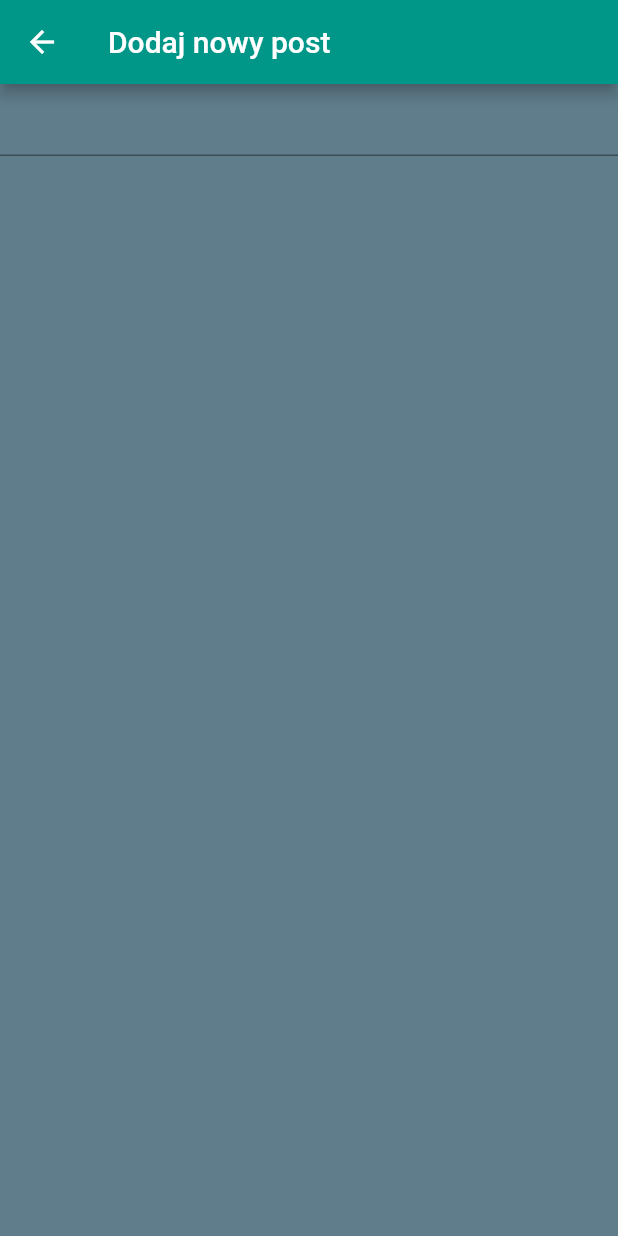
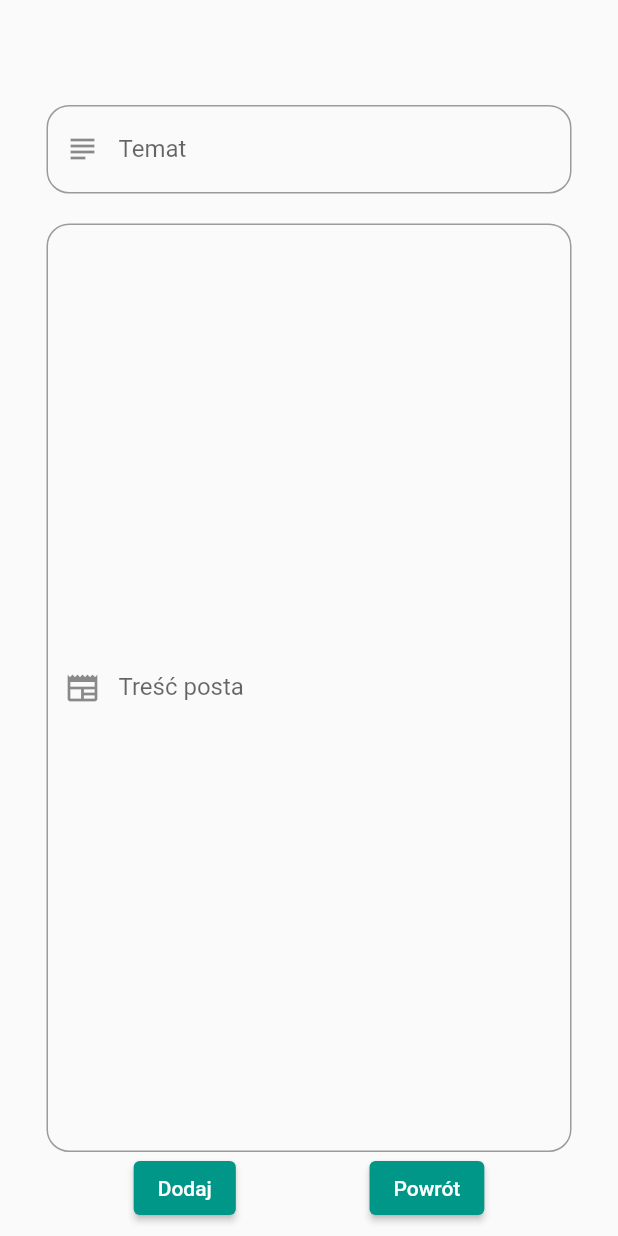
Before and after one commit to michaell931/estate_community_app, a Flutter app: the AddPage screen opened directly, on a phone screen of 412 x 824 dp. Run offline on Flutter 3.47's test engine with Material 2 defaults, Android fonts, the phone set to English and light mode, and no system bars; our stand-ins replace cloud_firestore, firebase_auth, firebase_core, google_fonts; accounts and stored records are empty.

Commit message:
Preparing add_page

```diff
--- a/lib/app/features/add/add_page.dart
+++ b/lib/app/features/add/add_page.dart
@@ -1,17 +1,76 @@
 import 'package:flutter/material.dart';
 
-class AddPage extends StatelessWidget {
+class AddPage extends StatefulWidget {
   const AddPage({
     super.key,
   });
 
   @override
+  State<AddPage> createState() => _AddPageState();
+}
+
+var postTheme = '';
+var postContent = '';
+
+class _AddPageState extends State<AddPage> {
+  @override
   Widget build(BuildContext context) {
     return Scaffold(
-        backgroundColor: Colors.blueGrey,
-        appBar: AppBar(
-          title: const Text('Dodaj nowy post'),
+      resizeToAvoidBottomInset: false,
+      body: Center(
+        child: Column(
+          children: [
+            const SizedBox(
+              height: 70,
+            ),
+            SizedBox(
+              width: 350,
+              child: TextField(
+                decoration: const InputDecoration(
+                  labelText: 'Temat',
+                  prefixIcon: Icon(Icons.subject),
+                  border: OutlineInputBorder(
+                    borderRadius: BorderRadius.all(Radius.circular(15)),
+                  ),
+                ),
+                onChanged: (newValue) {
+                  setState(() {
+                    newValue = postTheme;
+                  });
+                },
+              ),
+            ),
+            const SizedBox(
+              height: 20,
+            ),
+            SizedBox(
+              width: 350,
+              child: TextField(
+                decoration: const InputDecoration(
+                  prefixIcon: Icon(Icons.newspaper),
+                  labelText: 'Treść posta',
+                  border: OutlineInputBorder(
+                    borderRadius: BorderRadius.all(Radius.circular(15)),
+                  ),
+                  contentPadding: EdgeInsets.symmetric(vertical: 300),
+                ),
+                onChanged: (newValue) {
+                  setState(() {
+                    newValue = postContent;
+                  });
+                },
+              ),
+            ),
+            Row(
+              mainAxisAlignment: MainAxisAlignment.spaceEvenly,
+              children: [
+                ElevatedButton(onPressed: () {}, child: const Text('Dodaj')),
+                ElevatedButton(onPressed: () {}, child: const Text('Powrót')),
+              ],
+            )
+          ],
         ),
-        body: const TextField());
+      ),
+    );
   }
 }
```
Also changed, not shown: lib/app/features/home/home_page.dart (+22 -1 lines).
